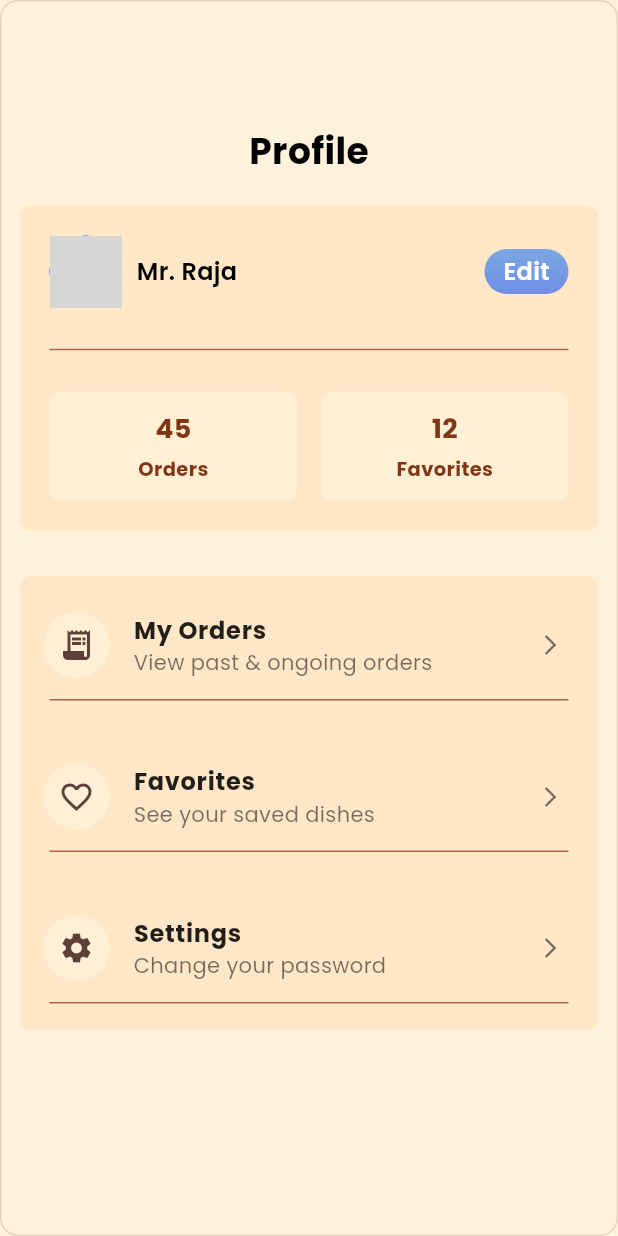
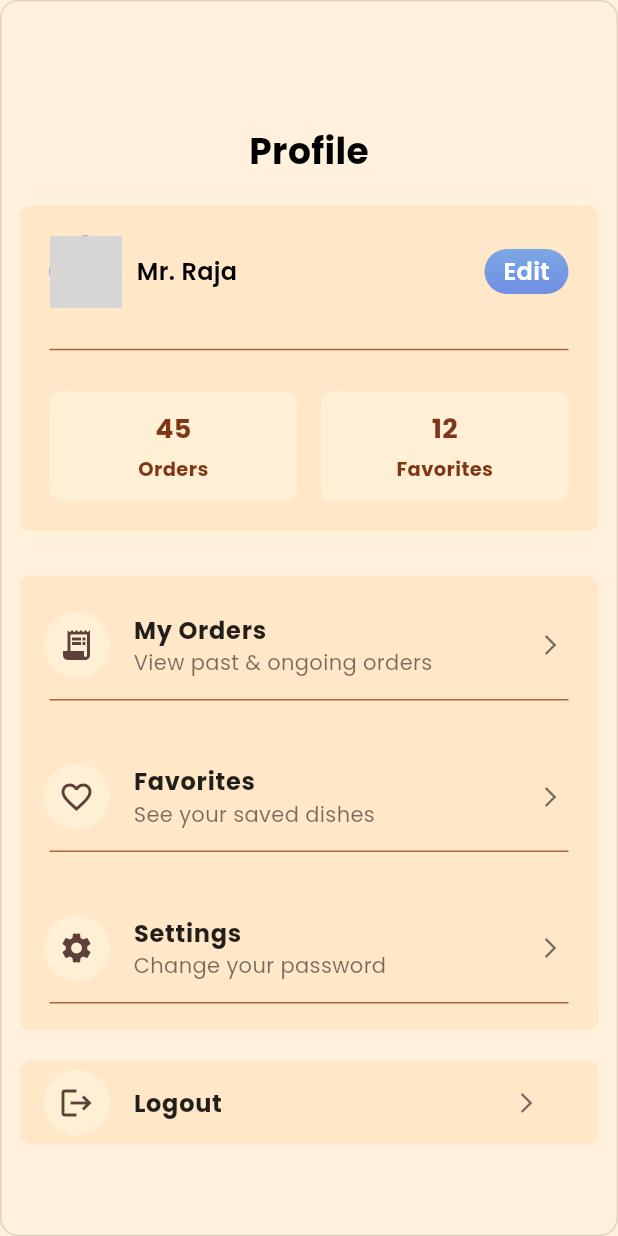
Before and after one commit to FSDTeam-SAA/flutter_danielabake, a Flutter app: the ProfileScreen screen opened directly, on a phone screen of 412 x 824 dp. Run offline on Flutter 3.47's test engine with Material 3 defaults, Android fonts, the light colour scheme and no system bars; our stand-ins replace cached_network_image, connectivity_plus, dartz, dio, equatable, file_picker and 9 more; missing offline and left inert: flutx_core; accounts and stored records are empty; network calls fail; grey boxes are pictures that could not be loaded.

Commit message:
splash controller and logout api

```diff
--- a/lib/core/di/setup_services.dart
+++ b/lib/core/di/setup_services.dart
@@ -4,5 +4,5 @@ import 'package:get/get.dart';
 import '../network/services/auth_check_service.dart';
 
 void setupServices() {
-  Get.getOrPutLazy(() => AuthenticateCheckService(Get.find(), Get.find()));
+  //Get.getOrPutLazy(() => AuthenticateCheckService(Get.find(), Get.find()));
 }
--- a/lib/core/network/constants/api_constants.dart
+++ b/lib/core/network/constants/api_constants.dart
@@ -1,10 +1,10 @@
 class ApiConstants {
   /// [Base Configuration]
-  // static const String baseDomain = 'http://10.10.5.48:5001'; // office pc
+  static const String baseDomain = 'http://10.10.5.33:5001'; // eshita
   //static const String baseDomain = 'https://api.azlotv.com'; // Publish
   // static const String baseDomain = 'http://18.116.214.151'; /// [AWS]
   // static const String baseDomain = 'http://192.168.0.218:8000';
-  static const String baseDomain = 'http://192.168.0.106:5001';///eshitas laptop
+  //static const String baseDomain = 'http://192.168.0.106:5001';///eshitas laptop
   static const String baseUrl = '$baseDomain/api/v1';
 
   /// Dynamically generated WebSocket URL based on baseDomain
--- a/lib/core/network/models/refresh_token_request_model.dart
+++ b/lib/core/network/models/refresh_token_request_model.dart
@@ -1,7 +1,7 @@
 class RefreshTokenRequestModel {
-  final String refreshToken;
+  final String? refreshToken;
 
-  RefreshTokenRequestModel({required this.refreshToken});
+  RefreshTokenRequestModel({this.refreshToken});
 
   Map<String, dynamic> toJson() {
     return {"refreshToken": refreshToken};
--- a/lib/features/auth/models/response/refresh_token_response_model.dart
+++ b/lib/features/auth/models/response/refresh_token_response_model.dart
@@ -1,11 +1,12 @@
 class RefreshTokenResponseModel {
   final String accessToken;
+  final String refreshToken;
 
-  RefreshTokenResponseModel({required this.accessToken});
+  RefreshTokenResponseModel({required this.accessToken,required this.refreshToken, });
 
   factory RefreshTokenResponseModel.fromJson(Map<String, dynamic> json) {
     return RefreshTokenResponseModel(
-      accessToken: json['accessToken'] ?? '',
+      accessToken: json['accessToken'] ?? '', refreshToken: json['refreshToken'] ??  '',
     );
   }
 }
--- a/lib/features/auth/repositories/auth_repository.dart
+++ b/lib/features/auth/repositories/auth_repository.dart
@@ -19,6 +19,7 @@ abstract class AuthRepository {
   NetworkResult<ForgotPasswordResponseModel> forgotPassword(ForgotPasswordRequestModel request);
   NetworkResult<void> verifyOtp(VerifyOtpRequestModel request);
   NetworkResult<void> createNewPassword(CreateNewPasswordRequestModel request);
+  NetworkResult<RefreshTokenResponseModel> refreshTOken(RefreshTokenRequestModel request);
 
   NetworkResult<LoginResponseModel> refreshToken(RefreshTokenRequestModel request);
 }
--- a/lib/features/auth/screens/create_new_password_screen.dart
+++ b/lib/features/auth/screens/create_new_password_screen.dart
@@ -69,7 +69,8 @@ class _CreateNewPasswordScreenState extends State<CreateNewPasswordScreen> {
                     focusNode: _newPasswordFocus,
                     cursorColor: Colors.black,
                     obscureText: obscure,
-                    textInputAction: TextInputAction.done,
+                    textInputAction: TextInputAction.next,
+
                     decoration: context.primaryInputDecoration().copyWith(
                       hintText: 'New Password',
                     ),
--- a/lib/features/profile_screens/widgets/menu_tile.dart
+++ b/lib/features/profile_screens/widgets/menu_tile.dart
@@ -3,14 +3,14 @@ import 'package:flutter/material.dart';
 class MenuTile extends StatelessWidget {
   final IconData icon;
   final String title;
-  final String subtitle;
+  final String? subtitle;
   final VoidCallback onTap;
 
   const MenuTile({
     super.key,
     required this.icon,
     required this.title,
-    required this.subtitle,
+    this.subtitle,
     required this.onTap,
   });
 
@@ -21,13 +21,16 @@ class MenuTile extends StatelessWidget {
       child: Column(
         children: [
           ListTile(
-            leading: Container(decoration:BoxDecoration(
-          borderRadius: BorderRadius.circular(50),
-                color: Color(0xFFFFEFD5)
-      ), child: Padding(
-        padding: const EdgeInsets.all(10.0),
-        child: Icon(icon, color: Colors.brown[700]),
-      )),
+            leading: Container(
+              decoration: BoxDecoration(
+                borderRadius: BorderRadius.circular(50),
+                color: Color(0xFFFFEFD5),
+              ),
+              child: Padding(
+                padding: const EdgeInsets.all(10.0),
+                child: Icon(icon, color: Colors.brown[700]),
+              ),
+            ),
             title: Text(
               title,
               style: const TextStyle(
@@ -35,16 +38,24 @@ class MenuTile extends StatelessWidget {
                 color: Colors.black87,
               ),
             ),
-            subtitle: Text(
-              subtitle,
-              style: const TextStyle(color: Colors.black54),
+            subtitle: subtitle != null
+                ? Text(subtitle!, style: const TextStyle(color: Colors.black54))
+                : null,
+
+            trailing: const Icon(
+              Icons.arrow_forward_ios,
+              size: 16,
+              color: Colors.black54,
             ),
-            trailing: const Icon(Icons.arrow_forward_ios, size: 16, color: Colors.black54),
             onTap: onTap,
           ),
           Padding(
             padding: const EdgeInsets.only(left: 20, right: 20),
-            child: const Divider(thickness: 1, height: 1, color: Color(0xFFAD653F)),
+            child: const Divider(
+              thickness: 1,
+              height: 1,
+              color: Color(0xFFAD653F),
+            ),
           ),
         ],
       ),
--- a/lib/features/profile_screens/widgets/profile_card.dart
+++ b/lib/features/profile_screens/widgets/profile_card.dart
@@ -1,5 +1,8 @@
 import 'package:danielabake/core/common/widgets/elevated_button.dart';
+import 'package:danielabake/features/auth/controller/auth_controller.dart';
 import 'package:flutter/material.dart';
+import 'package:get/get.dart';
+import 'package:get/get_core/src/get_main.dart';
 import 'menu_tile.dart';
 import 'profile_info_box.dart';
 
@@ -21,6 +24,8 @@ class ProfileCard extends StatelessWidget {
 
   @override
   Widget build(BuildContext context) {
+    final _authController = Get.find<AuthController>();
+
     return Container(
       decoration: BoxDecoration(
         borderRadius: BorderRadius.circular(12),
@@ -37,7 +42,6 @@ class ProfileCard extends StatelessWidget {
           // top row
           Container(
             decoration: BoxDecoration(color: Color(0x2EFFB972),borderRadius: BorderRadius.circular(8)),
-
             child: Padding(
               padding: const EdgeInsets.all(20.0),
               child: Column(
@@ -105,8 +109,31 @@ class ProfileCard extends StatelessWidget {
                 ),
               ],
             ),
+          ),
+
+          SizedBox(height: 20,),
+
+          Container(
+            decoration: BoxDecoration(color: Color(0x2EFFB972),borderRadius: BorderRadius.circular(8)),
+            child: ListTile(
+              leading: Container(decoration:BoxDecoration(
+                  borderRadius: BorderRadius.circular(50),
+                  color: Color(0xFFFFEFD5)
+              ), child: Padding(
+                padding: const EdgeInsets.all(10.0),
+                child: Icon(Icons.logout, color: Colors.brown[700]),
+              )),
+              title: Text(
+                "Logout",
+                style: const TextStyle(
+                  fontWeight: FontWeight.bold,
+                  color: Colors.black87,
+                ),
+              ),
+              trailing: IconButton(onPressed: (){_authController.logout();}, icon: Icon(Icons.arrow_forward_ios, size: 16,
+                color: Colors.black54,),),
+            ),
           )
-          // info boxes row
 
         ],
       ),
--- a/lib/features/splash_screen/screens/splash_screen.dart
+++ b/lib/features/splash_screen/screens/splash_screen.dart
@@ -6,7 +6,6 @@ import 'package:danielabake/features/auth/screens/signup_screen.dart';
 import 'package:flutter/material.dart';
 import 'package:get/get.dart';
 import '../../../core/common/widgets/elevated_button.dart' show PrimaryButton, SecondaryButton;
-import '../controller/navigation_controller.dart';
 
 
 class SplashScreen extends StatelessWidget {
```
Also changed, not shown: lib/features/auth/controller/auth_controller.dart (+40 -38 lines), lib/features/auth/models/response/login_response_model.dart (+13 -13 lines), lib/features/auth/repositories/auth_repository_impl.dart (+10 -0 lines), lib/features/splash_screen/controller/navigation_controller.dart (deleted, +0 -25 lines), lib/root_wrapper.dart (+8 -11 lines), lib/features/profile_screens/controller/profile_controller.dart (added).
